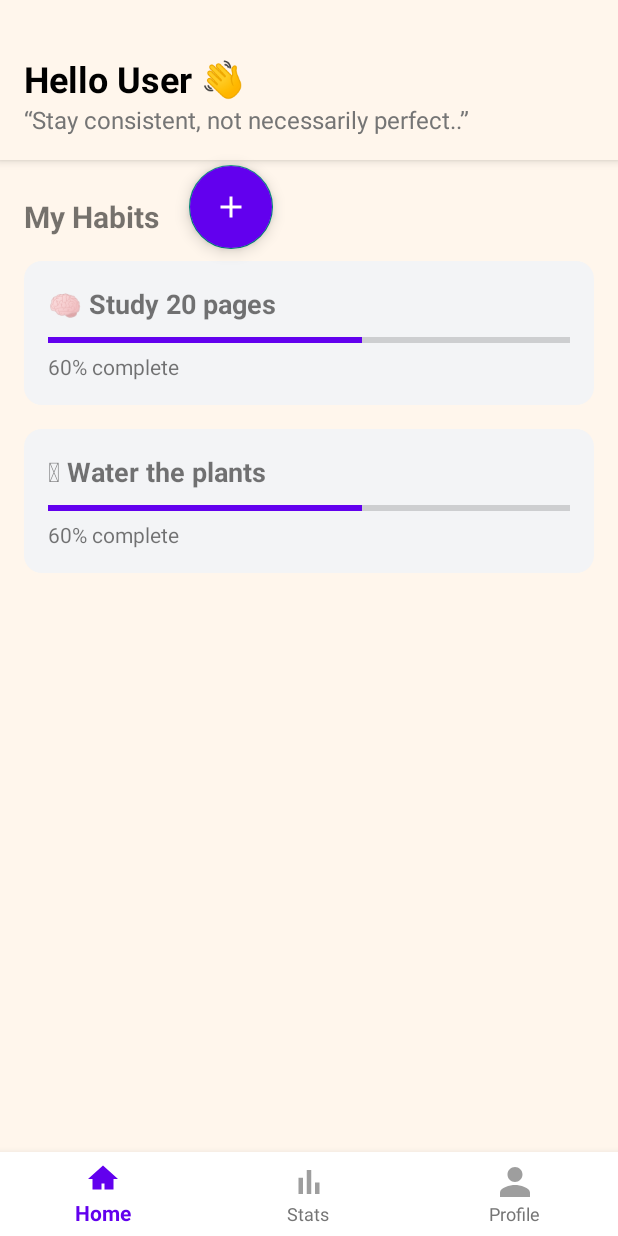
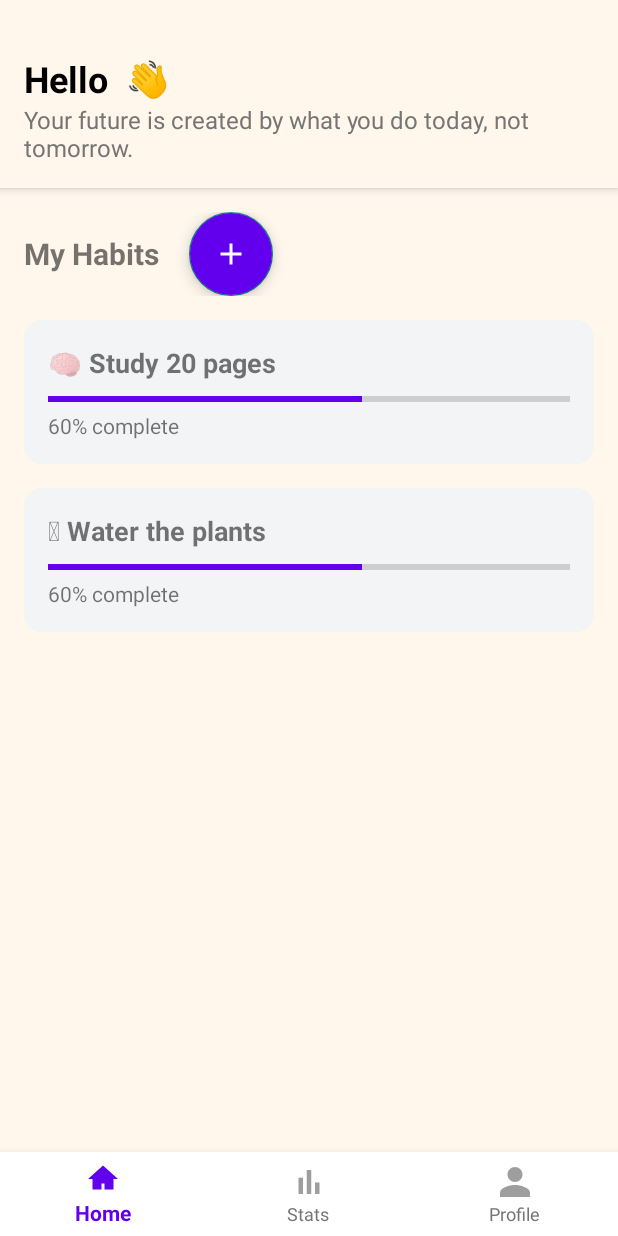
Before and after one commit to pranavpratheekmalleboyina/android-streakly, an Android app: the screen it shows after launch once a user with an empty profile is signed in (HomeDashboardActivity), after a tap on "LOGIN", on a phone screen of 412 x 824 dp. Run offline under Robolectric (Android 15) with nearby library versions, the phone set to English and light mode, and no system bars; our stand-ins replace Firebase (no records; nobody signed in at launch, a user with empty details on screens opened directly).

Commit message:
added the logic for displaying the logged username as well as dynamic qoute on the home dashboard

```diff
--- a/app/src/main/java/com/pranav/streakly/HomeDashboardActivity.java
+++ b/app/src/main/java/com/pranav/streakly/HomeDashboardActivity.java
@@ -1,15 +1,21 @@
 package com.pranav.streakly;
 
 import android.content.Intent;
+import android.content.SharedPreferences;
 import android.os.Bundle;
+import android.widget.TextView;
 import androidx.annotation.NonNull;
 import androidx.appcompat.app.AppCompatActivity;
-
 import com.google.android.material.bottomnavigation.BottomNavigationView;
+import com.google.firebase.auth.FirebaseAuth;
+import com.google.firebase.auth.FirebaseUser;
+import java.util.Random;
 
 public class HomeDashboardActivity extends AppCompatActivity {
 
     BottomNavigationView bottomNavigationView;
+    TextView tvGreeting, tvMotivation;
+    FirebaseUser currentUser;
 
     @Override
     protected void onCreate(Bundle savedInstanceState) {
@@ -17,6 +23,16 @@ public class HomeDashboardActivity extends AppCompatActivity {
         setContentView(R.layout.activity_home_dashboard);
 
         bottomNavigationView = findViewById(R.id.bottomNavigationView);
+        tvGreeting = findViewById(R.id.tvGreeting);
+        tvMotivation = findViewById(R.id.tvMotivation);
+        currentUser = FirebaseAuth.getInstance().getCurrentUser();
+
+        if(currentUser != null){
+            String username = currentUser.getDisplayName();
+            tvGreeting.setText("Hello " + username + " 👋");
+        }else{
+            tvGreeting.setText("Hello User 👋");
+        }
 
         // Set default selected item
         bottomNavigationView.setSelectedItemId(R.id.nav_home);
@@ -33,5 +49,31 @@ public class HomeDashboardActivity extends AppCompatActivity {
             }
             return false;
         });
+        setMotivationalQuote();
     }
+
+    // for loading the motivational qoute
+    private void setMotivationalQuote() {
+        SharedPreferences prefs = getSharedPreferences("AppPrefs", MODE_PRIVATE);
+
+        // Check if quote was already shown for this session
+        String storedQuote = prefs.getString("session_quote", null);
+
+        TextView tvMotivation = findViewById(R.id.tvMotivation);
+
+        if (storedQuote != null) {
+            // Display the same quote again
+            tvMotivation.setText(storedQuote);
+        } else {
+            // First launch in this session — pick a new quote
+            String[] quotes = getResources().getStringArray(R.array.motivational_quotes);
+            String newQuote = quotes[new Random().nextInt(quotes.length)];
+
+            // Save it for this session
+            prefs.edit().putString("session_quote", newQuote).apply();
+
+            tvMotivation.setText(newQuote);
+        }
+    }
+
 }
--- a/app/src/main/java/com/pranav/streakly/SplashActivity.java
+++ b/app/src/main/java/com/pranav/streakly/SplashActivity.java
@@ -2,6 +2,7 @@ package com.pranav.streakly;
 
 import android.annotation.SuppressLint;
 import android.content.Intent;
+import android.content.SharedPreferences;
 import android.os.Bundle;
 import android.os.Handler;
 import android.os.Looper;
@@ -13,10 +14,14 @@ import androidx.appcompat.app.AppCompatActivity;
 @SuppressLint("CustomSplashScreen")
 public class SplashActivity extends AppCompatActivity {
     public static final int SPLASH_DURATION = 1000;
+    SharedPreferences prefs;
     @Override
     protected void onCreate(Bundle savedInstanceState) {
         super.onCreate(savedInstanceState);
         setContentView(R.layout.activity_splash);
+
+        prefs = getSharedPreferences("AppPrefs", MODE_PRIVATE);
+        prefs.edit().remove("session_quote").apply();
 
         //details about the animation
         ImageView splashLogo = findViewById(R.id.splashLogo);
--- a/app/src/main/res/layout/activity_home_dashboard.xml
+++ b/app/src/main/res/layout/activity_home_dashboard.xml
@@ -54,13 +54,27 @@
             android:layout_height="wrap_content"
             android:orientation="vertical">
 
+        <LinearLayout
+            android:layout_width="match_parent"
+            android:layout_height="wrap_content"
+            android:orientation="horizontal"
+            android:gravity="center_vertical">
             <TextView
                 android:layout_width="wrap_content"
                 android:layout_height="wrap_content"
-                android:layout_marginTop="8dp"
                 android:text="My Habits"
                 android:textSize="20sp"
                 android:textStyle="bold" />
+            <com.google.android.material.floatingactionbutton.FloatingActionButton
+                android:id="@+id/fabAddHabit"
+                android:layout_width="wrap_content"
+                android:layout_height="wrap_content"
+                android:backgroundTint="@color/purple_500"
+                android:contentDescription="Add Habit"
+                app:srcCompat="@drawable/ic_add"
+                android:layout_marginLeft="20dp"
+                app:tint="@android:color/white" />
+        </LinearLayout>>
 
             <!-- Habit Item 1 -->
             <LinearLayout
@@ -132,18 +146,6 @@
         </LinearLayout>
     </androidx.core.widget.NestedScrollView>
 
-    <com.google.android.material.floatingactionbutton.FloatingActionButton
-        android:id="@+id/fabAddHabit"
-        android:layout_width="wrap_content"
-        android:layout_height="wrap_content"
-        android:layout_gravity="end"
-        android:layout_marginTop="110dp"
-        android:layout_marginEnd="230dp"
-        android:backgroundTint="@color/purple_500"
-        android:contentDescription="Add Habit"
-        app:srcCompat="@drawable/ic_add"
-        app:tint="@android:color/white" />
-
     <!-- Bottom Navigation Bar -->
     <com.google.android.material.bottomnavigation.BottomNavigationView
         android:id="@+id/bottomNavigationView"
--- /dev/null
+++ b/app/src/main/res/values/qoutes.xml
@@ -0,0 +1,13 @@
+<?xml version="1.0" encoding="utf-8"?>
+<resources>
+    <string-array name="motivational_quotes">
+        <item>"Stay consistent, not necessarily perfect."</item>
+        <item>"Small steps every day lead to big results."</item>
+        <item>"Motivation gets you started. Habit keeps you going."</item>
+        <item>"Progress, not perfection."</item>
+        <item>"Discipline is choosing what you want most over what you want now."</item>
+        <item>"Your future is created by what you do today, not tomorrow."</item>
+        <item>"Push yourself, because no one else is going to do it for you."</item>
+        <item>"Don’t wish for it. Work for it."</item>
+    </string-array>
+</resources>
```
